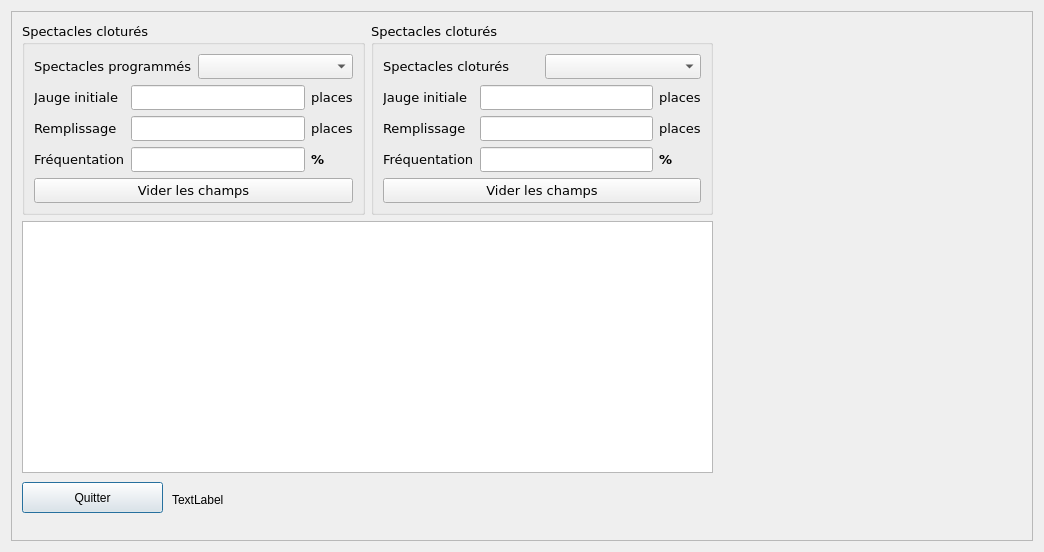
FestiClic/FestiClic3, file FestiClicC/frequentation.ui: the form before one commit.
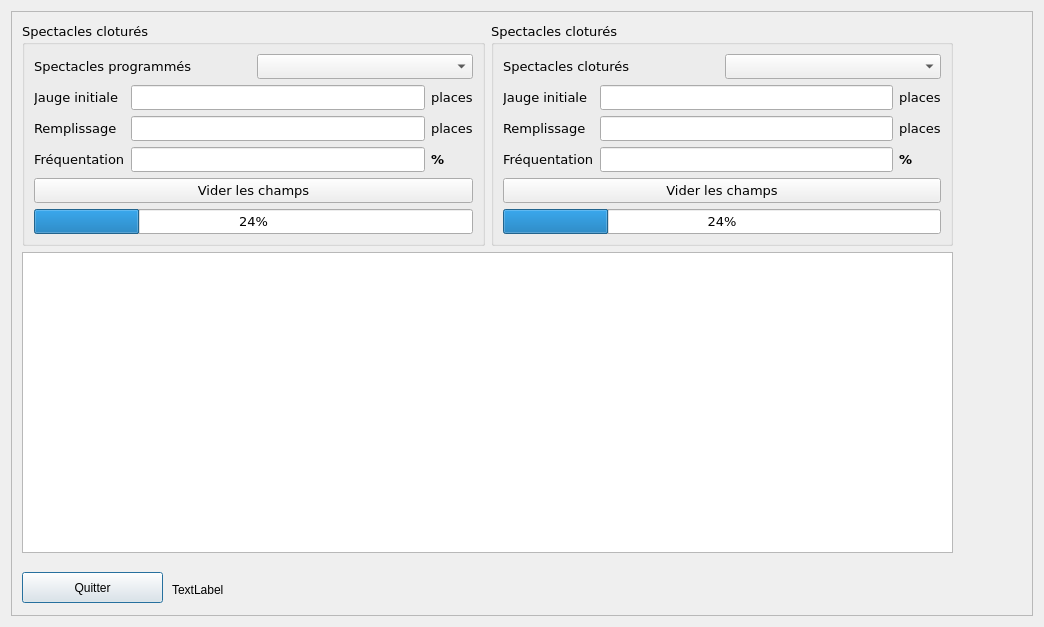
The form after the commit.

Diff of the .ui file:
```diff
--- a/FestiClicC/frequentation.ui
+++ b/FestiClicC/frequentation.ui
@@ -7,7 +7,7 @@
     <x>0</x>
     <y>0</y>
     <width>1044</width>
-    <height>552</height>
+    <height>627</height>
    </rect>
   </property>
   <property name="windowTitle">
@@ -25,14 +25,14 @@
         <x>0</x>
         <y>0</y>
         <width>1024</width>
-        <height>532</height>
+        <height>607</height>
        </rect>
       </property>
       <widget class="QLabel" name="cLabelAlerte">
        <property name="geometry">
         <rect>
          <x>160</x>
-         <y>480</y>
+         <y>570</y>
          <width>531</width>
          <height>16</height>
         </rect>
@@ -45,7 +45,7 @@
        <property name="geometry">
         <rect>
          <x>10</x>
-         <y>470</y>
+         <y>560</y>
          <width>141</width>
          <height>31</height>
         </rect>
@@ -59,8 +59,8 @@
         <rect>
          <x>10</x>
          <y>10</y>
-         <width>691</width>
-         <height>451</height>
+         <width>931</width>
+         <height>531</height>
         </rect>
        </property>
        <layout class="QVBoxLayout" name="verticalLayout_3">
@@ -174,6 +174,13 @@
                </property>
               </widget>
              </item>
+             <item>
+              <widget class="QProgressBar" name="progressBar_2">
+               <property name="value">
+                <number>24</number>
+               </property>
+              </widget>
+             </item>
             </layout>
            </widget>
           </item>
@@ -285,6 +292,13 @@
                </property>
               </widget>
              </item>
+             <item>
+              <widget class="QProgressBar" name="progressBar">
+               <property name="value">
+                <number>24</number>
+               </property>
+              </widget>
+             </item>
             </layout>
            </widget>
           </item>
```
